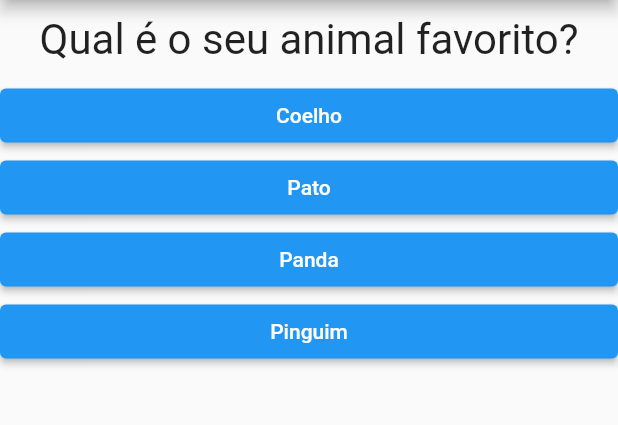
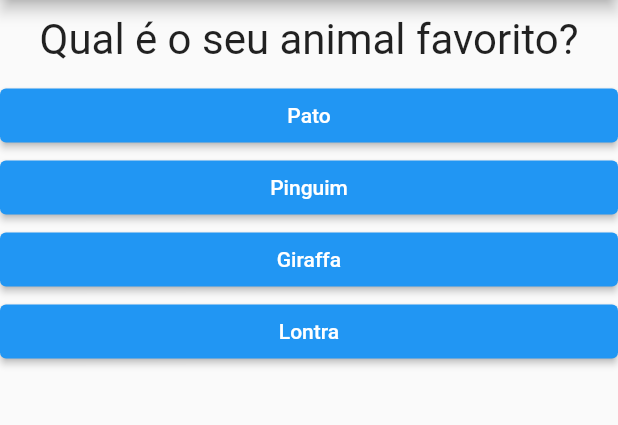
Before and after one commit to JuliaBianchi/curso_flutter, a Flutter app: the screen it shows after launch, after a tap on "Preto", on a phone screen of 412 x 824 dp, the part 84-509 px from its top. Run offline on Flutter 3.47's test engine with Material 2 defaults, Android fonts, the phone set to English and light mode, and no system bars.

Commit message:
feat: Adicionando pontuação, questionario e resultado.

```diff
--- a/projeto_perguntas/lib/main.dart
+++ b/projeto_perguntas/lib/main.dart
@@ -1,30 +1,48 @@
 import 'package:flutter/material.dart';
-import './questao.dart';
-import './resposta.dart';
+import './resultado.dart';
+import './questionario.dart';
 
 void main() => runApp(const PerguntaApp());
 
 class _PerguntaAppState extends State<PerguntaApp> {
   var _perguntaSelecionada = 0;
+  var _pontuacaoTotal = 0;
+
   final _perguntas = const [
     {
       'texto': 'Qual é a sua cor favorita?',
-      'respostas': ['Preto', 'Vermelho', 'Amarelo', 'Rosa'],
+      'respostas': [
+        {'texto': 'Preto', 'pontuacao': 5},
+        {'texto': 'Rosa', 'pontuacao': 4},
+        {'texto': 'Branco', 'pontuacao': 5},
+        {'texto': 'Azul', 'pontuacao': 4},
+      ],
     },
     {
       'texto': 'Qual é o seu animal favorito?',
-      'respostas': ['Coelho', 'Pato', 'Panda', 'Pinguim'],
+      'respostas': [
+        {'texto' : 'Pato', 'pontuacao' : 5},
+        {'texto' : 'Pinguim', 'pontuacao' : 4},
+        {'texto' : 'Giraffa', 'pontuacao' : 5},
+        {'texto' : 'Lontra', 'pontuacao' : 4},
+      ],
     },
     {
       'texto': 'Qual é o seu instrutor favorito?',
-      'respostas': ['Maria', 'João', 'Sara', 'Pedro'],
+      'respostas': [
+        {'texto' : 'Leo', 'pontuacao' : 4},
+        {'texto' : 'Maria', 'pontuacao' : 7},
+        {'texto' : 'João', 'pontuacao' : 4},
+        {'texto' : 'Alice', 'pontuacao' : 5},
+      ],
     },
   ];
 
-  void _responder() {
+  void _responder(int pontuacao) {
     if (temPerguntaSelecionada) {
       setState(() {
         _perguntaSelecionada++;
+        _pontuacaoTotal += pontuacao;
       });
     }
   }
@@ -35,30 +53,17 @@ class _PerguntaAppState extends State<PerguntaApp> {
 
   @override
   Widget build(BuildContext context) {
-    List<String> respostas = temPerguntaSelecionada
-        ? _perguntas[_perguntaSelecionada]['respostas'] as List<String>
-        : [];
-
     return MaterialApp(
       home: Scaffold(
         appBar: AppBar(
           title: const Text('Perguntas'),
         ),
         body: temPerguntaSelecionada
-            ? Column(
-          children: [
-            Questao(_perguntas[_perguntaSelecionada]['texto'] as String),
-            ...respostas.map((t) => Resposta(t, _responder)).toList(),
-          ],
-        )
-            : const Center(
-          child: Text(
-            'Parabéns!',
-            style: TextStyle(
-              fontSize: 28,
-            ),
-          ),
-        ),
+            ? Questionario(
+                perguntas: _perguntas,
+                perguntaSelecionada: _perguntaSelecionada,
+                quandoResponder: _responder)
+            : Resultado(),
       ),
     );
   }
--- /dev/null
+++ b/projeto_perguntas/lib/questionario.dart
@@ -0,0 +1,42 @@
+import 'package:flutter/material.dart';
+import './questao.dart';
+import './resposta.dart';
+
+class Questionario extends StatelessWidget {
+  final List<Map<String, Object>> perguntas;
+  final int perguntaSelecionada;
+  final void Function(int) quandoResponder;
+
+  //inicializar, parâmetros nomeados.
+  //required - decorator.
+
+  Questionario({
+    required this.perguntas,
+    required this.perguntaSelecionada,
+    required this.quandoResponder,
+  });
+
+  bool get temPerguntaSelecionada {
+    return perguntaSelecionada < perguntas.length;
+  }
+
+  @override
+  Widget build(BuildContext context) {
+    List<Map<String, Object>> respostas = temPerguntaSelecionada
+        ? perguntas[perguntaSelecionada]['respostas']
+            as List<Map<String, Object>>
+        : [];
+
+    return Column(
+      children: [
+        Questao(perguntas[perguntaSelecionada]['texto'] as String),
+        ...respostas.map((resp) {
+          return Resposta(
+            resp['texto'] as String,
+            () => quandoResponder(resp['pontuacao'] as int),
+          );
+        }).toList(),
+      ],
+    );
+  }
+}
--- /dev/null
+++ b/projeto_perguntas/lib/resultado.dart
@@ -0,0 +1,16 @@
+import 'package:flutter/material.dart';
+
+
+class Resultado extends StatelessWidget {
+  @override
+  Widget build(BuildContext context) {
+    return const Center(
+      child: Text(
+        'Parabéns!',
+        style: TextStyle(
+          fontSize: 28,
+        ),
+      ),
+    );
+  }
+}
```
